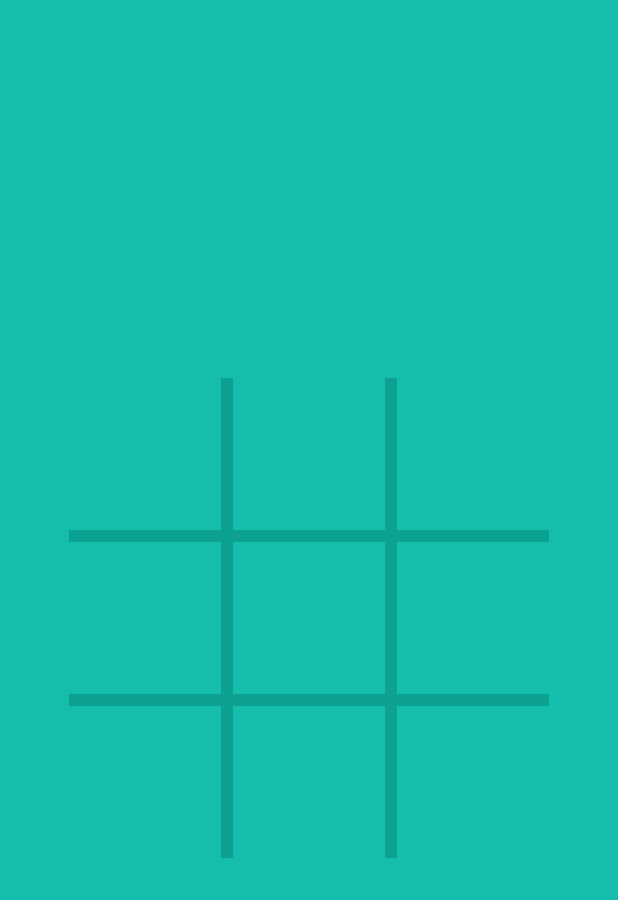
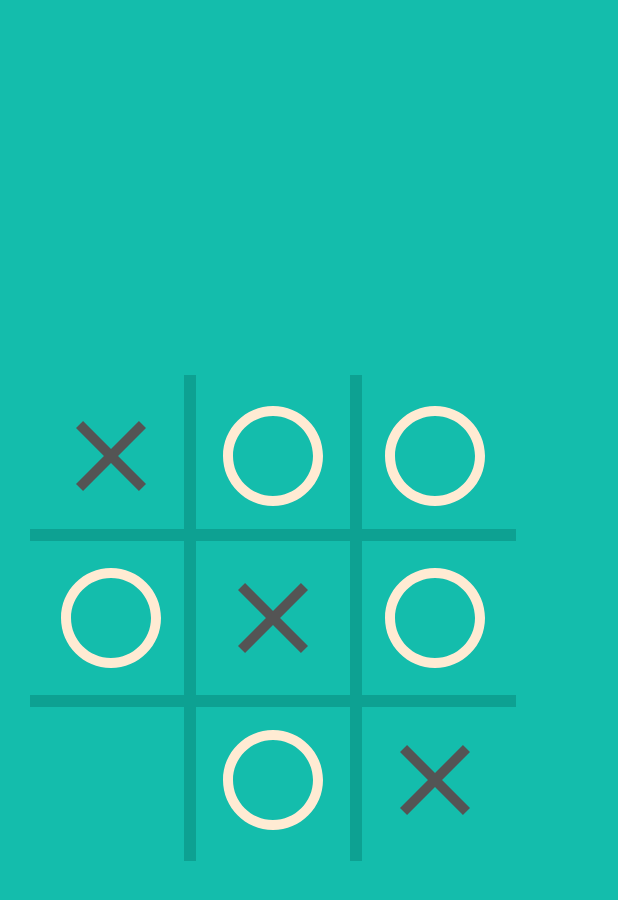
Before and after one commit to Damir9715/TicTacToe, an Android app built with Jetpack Compose: the screen it shows after launch (MainActivity), on a phone screen of 412 x 824 dp. Shown: the top 900 px of the screen. Run offline under Robolectric (Android 15) with nearby library versions, the phone set to English and light mode, and no system bars.

```diff
--- a/app/src/main/java/com/gamesharp/tictactoe/MainActivity.kt
+++ b/app/src/main/java/com/gamesharp/tictactoe/MainActivity.kt
@@ -3,23 +3,22 @@ package com.gamesharp.tictactoe
 import android.os.Bundle
 import androidx.activity.ComponentActivity
 import androidx.activity.compose.setContent
-import androidx.annotation.DimenRes
+import androidx.compose.foundation.Image
 import androidx.compose.foundation.background
 import androidx.compose.foundation.layout.*
 import androidx.compose.material.MaterialTheme
 import androidx.compose.material.Surface
-import androidx.compose.material.Text
-import androidx.compose.material.TextField
-import androidx.compose.runtime.*
+import androidx.compose.runtime.Composable
 import androidx.compose.ui.Alignment
 import androidx.compose.ui.Modifier
-import androidx.compose.ui.tooling.preview.Preview
+import androidx.compose.ui.res.painterResource
 import androidx.compose.ui.unit.dp
-import androidx.compose.ui.unit.sp
-import androidx.constraintlayout.compose.ConstraintLayout
 import com.gamesharp.tictactoe.ui.theme.TicTacToeTheme
 
 private val LINE_WIDTH = 8.dp
+private val PLAYGROUND_SIZE = 324.dp
+private val CELL_SIZE = 108.dp
+private val FIGURE_SIZE = 80.dp
 
 class MainActivity : ComponentActivity() {
     override fun onCreate(savedInstanceState: Bundle?) {
@@ -27,7 +26,15 @@ class MainActivity : ComponentActivity() {
         setContent {
             TicTacToeTheme {
                 Surface(color = MaterialTheme.colors.surface) {
-                    Screen()
+                    Column(
+                        modifier = Modifier
+                            .fillMaxSize()
+                            .padding(20.dp),
+                        verticalArrangement = Arrangement.Center,
+                        horizontalAlignment = Alignment.CenterHorizontally
+                    ) {
+                        Playground()
+                    }
                 }
             }
         }
@@ -35,60 +42,106 @@ class MainActivity : ComponentActivity() {
 }
 
 @Composable
-fun Screen() {
-    Column(
-        Modifier
-            .fillMaxSize()
-            .padding(20.dp),
-        verticalArrangement = Arrangement.Center,
-        horizontalAlignment = Alignment.CenterHorizontally
-    ) {
-        Playground()
+fun Playground() {
+    Box {
+        Lines()
+        Shapes()
     }
 }
 
 @Composable
-fun Playground() {
-    ConstraintLayout(Modifier.size(320.dp)) {
-        val (line1, line2, line3, line4) = createRefs()
+fun Shapes() {
+    Column {
+        Row(
+            Modifier
+                .height(CELL_SIZE)
+                .fillMaxWidth()
+        ) {
+            Shape(ShapeState.Cross)
+            Shape()
+            Shape()
+        }
+        Row(
+            Modifier
+                .height(CELL_SIZE)
+                .fillMaxWidth()) {
+            Shape()
+            Shape(ShapeState.Cross)
+            Shape()
+        }
+        Row(
+            Modifier
+                .height(CELL_SIZE)
+                .fillMaxWidth()
+        ) {
+            Shape(ShapeState.Empty)
+            Shape()
+            Shape(ShapeState.Cross)
+        }
+    }
+}
 
+@Composable
+fun Shape(state: ShapeState = ShapeState.Circle) {
+    Row(
+        modifier = Modifier
+            .size(CELL_SIZE)
+            .fillMaxWidth(),
+        verticalAlignment = Alignment.CenterVertically,
+        horizontalArrangement = Arrangement.SpaceAround
+    ) {
+        when (state) {
+            is ShapeState.Empty -> Unit
+            is ShapeState.Circle -> {
+                Image(
+                    modifier = Modifier.size(FIGURE_SIZE),
+                    painter = painterResource(R.drawable.ic_circle),
+                    contentDescription = null
+                )
+            }
+            is ShapeState.Cross -> {
+                Image(
+                    modifier = Modifier.size(FIGURE_SIZE),
+                    painter = painterResource(R.drawable.ic_cross),
+                    contentDescription = null
+                )
+            }
+        }
+    }
+}
+
+@Composable
+fun Lines() {
+    Column(
+        modifier = Modifier.size(PLAYGROUND_SIZE),
+        verticalArrangement = Arrangement.SpaceEvenly
+    ) {
         Box(
             modifier = Modifier
-                .constrainAs(line1) {
-                    top.linkTo(parent.top)
-                    bottom.linkTo(line2.top)
-                }
                 .fillMaxWidth()
                 .height(LINE_WIDTH)
                 .background(MaterialTheme.colors.onSurface)
         )
         Box(
             modifier = Modifier
-                .constrainAs(line2) {
-                    top.linkTo(line1.bottom)
-                    bottom.linkTo(parent.bottom)
-                }
                 .fillMaxWidth()
                 .height(LINE_WIDTH)
                 .background(MaterialTheme.colors.onSurface)
         )
+    }
 
+    Row(
+        modifier = Modifier.size(PLAYGROUND_SIZE),
+        horizontalArrangement = Arrangement.SpaceEvenly
+    ) {
         Box(
             modifier = Modifier
-                .constrainAs(line3) {
-                    start.linkTo(parent.start)
-                    end.linkTo(line4.start)
-                }
                 .width(LINE_WIDTH)
                 .fillMaxHeight()
                 .background(MaterialTheme.colors.onSurface)
         )
         Box(
             modifier = Modifier
-                .constrainAs(line4) {
-                    start.linkTo(line3.end)
-                    end.linkTo(parent.end)
-                }
                 .width(LINE_WIDTH)
                 .fillMaxHeight()
                 .background(MaterialTheme.colors.onSurface)
@@ -96,21 +149,8 @@ fun Playground() {
     }
 }
 
-@Preview(showBackground = true)
-@Composable
-fun Greeting() {
-    Column {
-        var name: String by remember { mutableStateOf("Hello") }
-
-        Text(
-            text = name,
-            modifier = Modifier.padding(bottom = 10.dp),
-            fontSize = 24.sp
-        )
-        TextField(
-            value = name,
-            onValueChange = { name = it },
-            label = { Text(text = "Name") }
-        )
-    }
+sealed class ShapeState {
+    object Empty : ShapeState()
+    object Circle : ShapeState()
+    object Cross : ShapeState()
 }
```
Also changed, not shown: app/src/main/java/com/gamesharp/tictactoe/Arch.kt (added, +64 -0 lines).
